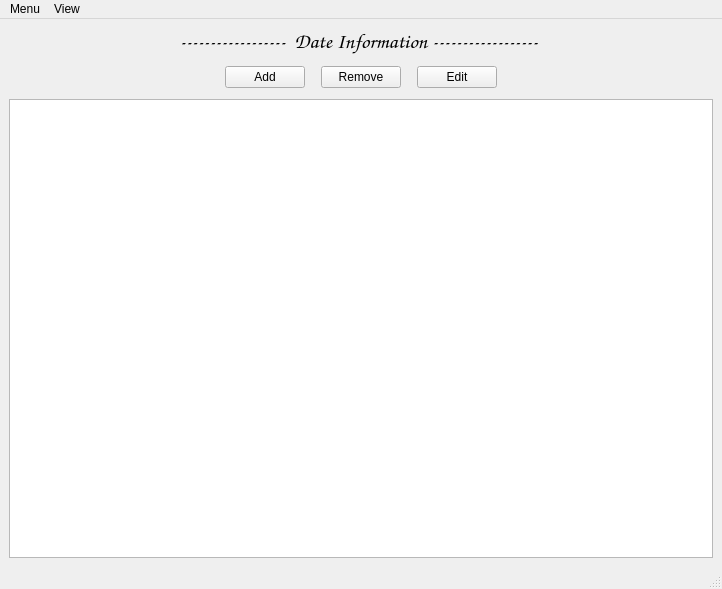
The window that mainwindow.ui (DmytroHoliaka/To-Doing) describes before a commit, drawn with Qt 5.
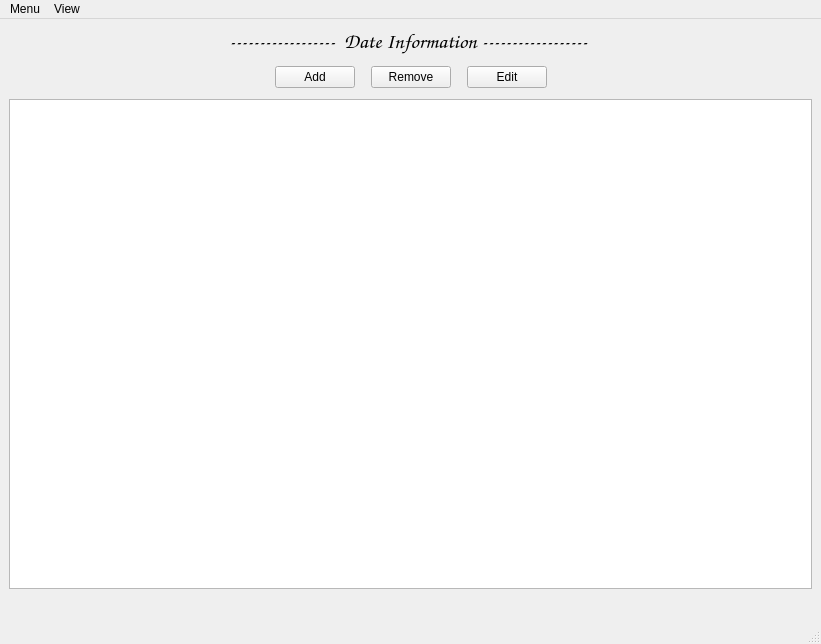
The same window after the commit. Icons and pictures are not drawn.

Commit message: Marking Buttons: Added buttons to mark tasks as completed, failed, or expecting

Diff of the .ui file:
```diff
--- a/mainwindow.ui
+++ b/mainwindow.ui
@@ -6,8 +6,8 @@
    <rect>
     <x>0</x>
     <y>0</y>
-    <width>722</width>
-    <height>589</height>
+    <width>821</width>
+    <height>644</height>
    </rect>
   </property>
   <property name="windowTitle">
@@ -19,8 +19,17 @@
     <height>24</height>
    </size>
   </property>
+  <property name="animated">
+   <bool>true</bool>
+  </property>
+  <property name="documentMode">
+   <bool>false</bool>
+  </property>
   <widget class="QWidget" name="centralwidget">
    <layout class="QVBoxLayout" name="verticalLayout">
+    <property name="bottomMargin">
+     <number>0</number>
+    </property>
     <item>
      <widget class="QLabel" name="date_label">
       <property name="font">
@@ -97,6 +106,9 @@
         <property name="text">
          <string>Add</string>
         </property>
+        <property name="flat">
+         <bool>false</bool>
+        </property>
        </widget>
       </item>
       <item>
@@ -211,6 +223,165 @@
       </property>
      </widget>
     </item>
+    <item>
+     <spacer name="verticalSpacer_3">
+      <property name="orientation">
+       <enum>Qt::Vertical</enum>
+      </property>
+      <property name="sizeType">
+       <enum>QSizePolicy::Preferred</enum>
+      </property>
+      <property name="sizeHint" stdset="0">
+       <size>
+        <width>20</width>
+        <height>5</height>
+       </size>
+      </property>
+     </spacer>
+    </item>
+    <item>
+     <layout class="QHBoxLayout" name="horizontalLayout_2">
+      <property name="topMargin">
+       <number>0</number>
+      </property>
+      <item>
+       <spacer name="horizontalSpacer_5">
+        <property name="orientation">
+         <enum>Qt::Horizontal</enum>
+        </property>
+        <property name="sizeHint" stdset="0">
+         <size>
+          <width>40</width>
+          <height>20</height>
+         </size>
+        </property>
+       </spacer>
+      </item>
+      <item>
+       <widget class="QPushButton" name="doneTask">
+        <property name="text">
+         <string/>
+        </property>
+        <property name="icon">
+         <iconset resource="res.qrc">
+          <normaloff>:/done.png</normaloff>:/done.png</iconset>
+        </property>
+        <property name="iconSize">
+         <size>
+          <width>32</width>
+          <height>32</height>
+         </size>
+        </property>
+        <property name="flat">
+         <bool>true</bool>
+        </property>
+       </widget>
+      </item>
+      <item>
+       <spacer name="horizontalSpacer_7">
+        <property name="orientation">
+         <enum>Qt::Horizontal</enum>
+        </property>
+        <property name="sizeType">
+         <enum>QSizePolicy::Preferred</enum>
+        </property>
+        <property name="sizeHint" stdset="0">
+         <size>
+          <width>10</width>
+          <height>20</height>
+         </size>
+        </property>
+       </spacer>
+      </item>
+      <item>
+       <widget class="QPushButton" name="expectedTask">
+        <property name="sizePolicy">
+         <sizepolicy hsizetype="Minimum" vsizetype="Fixed">
+          <horstretch>0</horstretch>
+          <verstretch>0</verstretch>
+         </sizepolicy>
+        </property>
+        <property name="text">
+         <string/>
+        </property>
+        <property name="icon">
+         <iconset resource="res.qrc">
+          <normaloff>:/expected.png</normaloff>:/expected.png</iconset>
+        </property>
+        <property name="iconSize">
+         <size>
+          <width>32</width>
+          <height>32</height>
+         </size>
+        </property>
+        <property name="flat">
+         <bool>true</bool>
+        </property>
+       </widget>
+      </item>
+      <item>
+       <spacer name="horizontalSpacer_8">
+        <property name="orientation">
+         <enum>Qt::Horizontal</enum>
+        </property>
+        <property name="sizeType">
+         <enum>QSizePolicy::Preferred</enum>
+        </property>
+        <property name="sizeHint" stdset="0">
+         <size>
+          <width>10</width>
+          <height>20</height>
+         </size>
+        </property>
+       </spacer>
+      </item>
+      <item>
+       <widget class="QPushButton" name="failedTask">
+        <property name="enabled">
+         <bool>true</bool>
+        </property>
+        <property name="text">
+         <string/>
+        </property>
+        <property name="icon">
+         <iconset resource="res.qrc">
+          <normaloff>:/failed.png</normaloff>:/failed.png</iconset>
+        </property>
+        <property name="iconSize">
+         <size>
+          <width>32</width>
+          <height>32</height>
+         </size>
+        </property>
+        <property name="shortcut">
+         <string/>
+        </property>
+        <property name="autoDefault">
+         <bool>false</bool>
+        </property>
+        <property name="default">
+         <bool>false</bool>
+        </property>
+        <property name="flat">
+         <bool>true</bool>
+        </property>
+       </widget>
+      </item>
+      <item>
+       <spacer name="horizontalSpacer_6">
+        <property name="orientation">
+         <enum>Qt::Horizontal</enum>
+        </property>
+        <property name="sizeHint" stdset="0">
+         <size>
+          <width>40</width>
+          <height>20</height>
+         </size>
+        </property>
+       </spacer>
+      </item>
+     </layout>
+    </item>
    </layout>
   </widget>
   <widget class="QStatusBar" name="statusbar"/>
@@ -219,7 +390,7 @@
     <rect>
      <x>0</x>
      <y>0</y>
-     <width>722</width>
+     <width>821</width>
      <height>21</height>
     </rect>
    </property>
```
Left out of the diff: 4 changed lines with no effect on the pictures. The commit also changes 9 other files.
